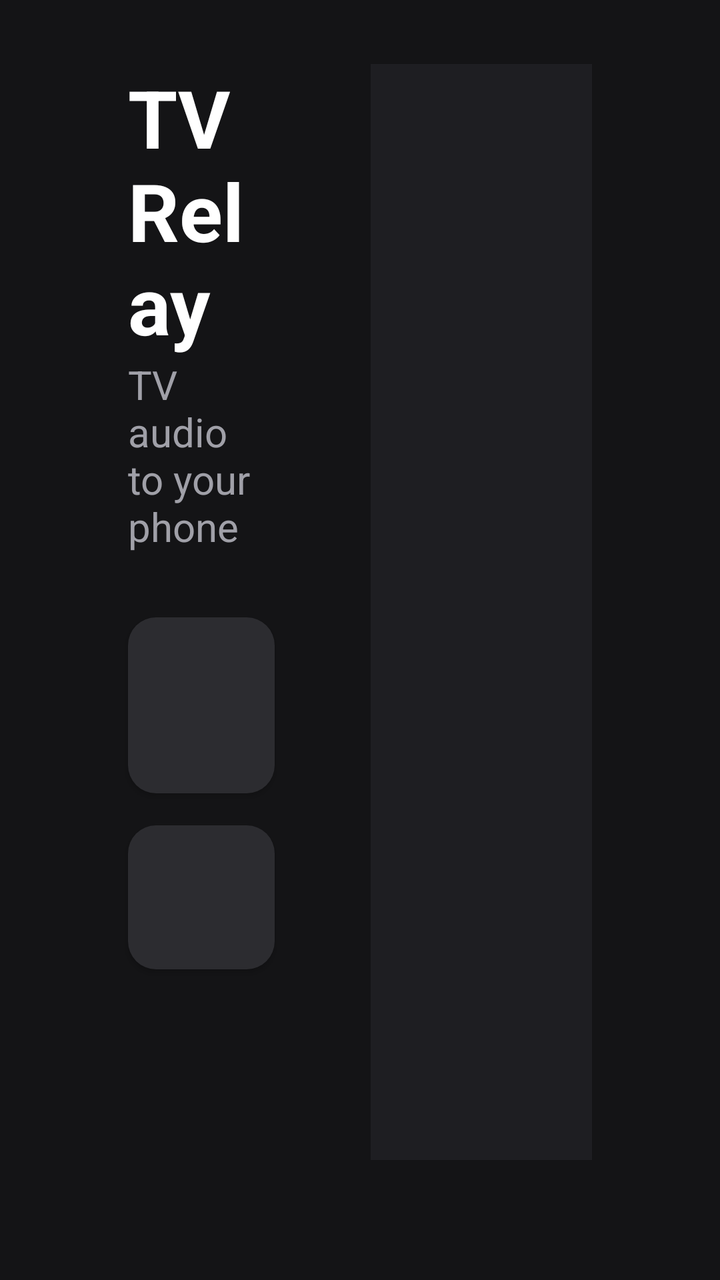
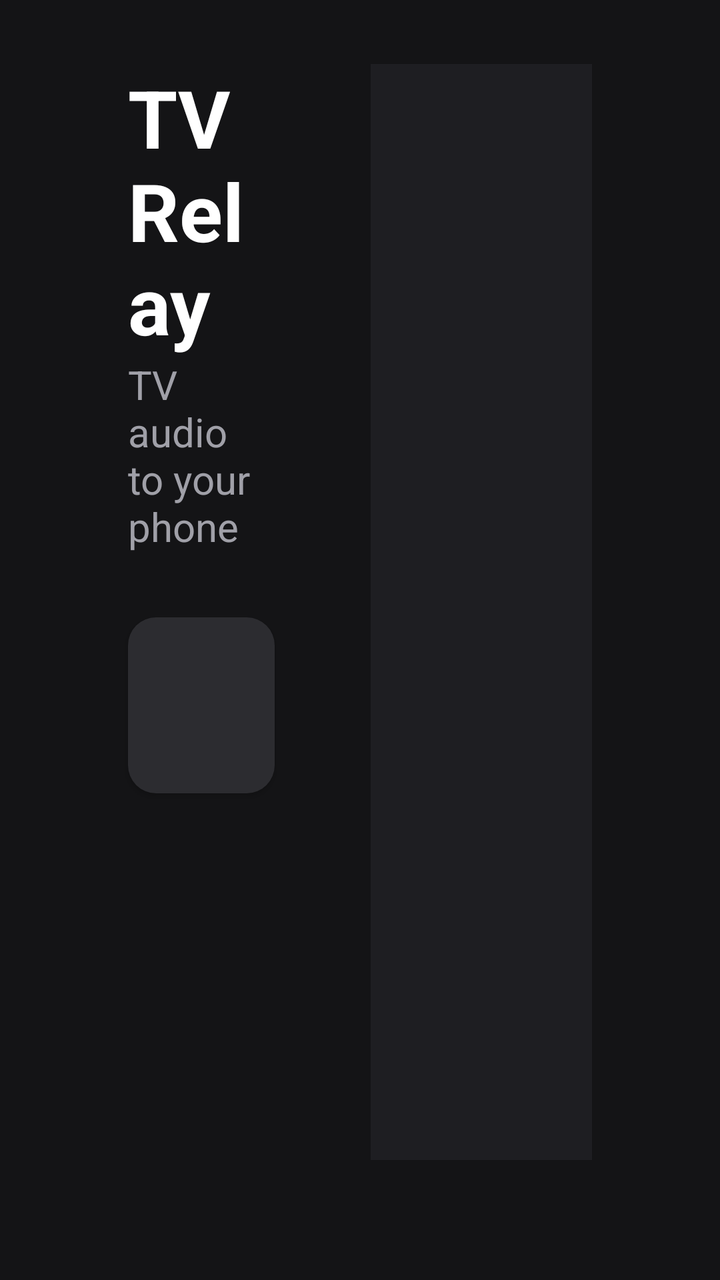

Before-and-after screenshots of an Android layout around one commit, followed by the original layout XML and the change that was made.
<!-- AndroidManifest.xml: activity theme android:Theme.DeviceDefault.NoActionBar -->
<!-- res/layout/activity_tv.xml -->
<?xml version="1.0" encoding="utf-8"?>
<FrameLayout xmlns:android="http://schemas.android.com/apk/res/android"
    android:layout_width="match_parent"
    android:layout_height="match_parent"
    android:background="#141416">

    <LinearLayout
        android:layout_width="match_parent"
        android:layout_height="match_parent"
        android:clipChildren="false"
        android:clipToPadding="false"
        android:orientation="horizontal"
        android:paddingLeft="64dp"
        android:paddingTop="32dp"
        android:paddingRight="64dp"
        android:paddingBottom="60dp">

        <LinearLayout
            android:layout_width="0dp"
            android:layout_height="match_parent"
            android:layout_weight="2"
            android:clipChildren="false"
            android:clipToPadding="false"
            android:orientation="vertical">

            <TextView
                android:layout_width="wrap_content"
                android:layout_height="wrap_content"
                android:text="@string/app_name"
                android:textColor="#FFFFFF"
                android:textSize="40sp"
                android:textStyle="bold" />

            <TextView
                android:layout_width="wrap_content"
                android:layout_height="wrap_content"
                android:layout_marginBottom="16dp"
                android:text="TV audio to your phone"
                android:textColor="#A0A0A8"
                android:textSize="20sp" />

            <Button
                android:id="@+id/toggle"
                style="@style/TvButton"
                android:minHeight="88dp"
                android:textSize="28sp"
                android:textStyle="bold" />

            
            <Button
                android:id="@+id/startMode"
                style="@style/TvButton" />
        </LinearLayout>

        <LinearLayout
            android:layout_width="0dp"
            android:layout_height="match_parent"
            android:layout_marginLeft="48dp"
            android:layout_weight="3"
            android:background="#1E1E22"
            android:orientation="vertical"
            android:padding="32dp">

            <TextView
                android:id="@+id/state"
                android:layout_width="match_parent"
                android:layout_height="wrap_content"
                android:textColor="#FFFFFF"
                android:textSize="34sp"
                android:textStyle="bold" />

            <TextView
                android:id="@+id/detail"
                android:layout_width="match_parent"
                android:layout_height="wrap_content"
                android:layout_marginTop="12dp"
                android:textColor="#C8C8D0"
                android:textSize="22sp" />

            <View
                android:layout_width="match_parent"
                android:layout_height="0dp"
                android:layout_weight="1" />

            <TextView
                android:id="@+id/hint"
                android:layout_width="match_parent"
                android:layout_height="wrap_content"
                android:textColor="#8E8E96"
                android:textSize="20sp" />
        </LinearLayout>
    </LinearLayout>

    <LinearLayout
        android:layout_width="wrap_content"
        android:layout_height="wrap_content"
        android:layout_gravity="bottom|start"
        android:layout_margin="8dp"
        android:orientation="horizontal">

        
        <TextView
            android:id="@+id/ip"
            android:layout_width="wrap_content"
            android:layout_height="wrap_content"
            android:paddingLeft="12dp"
            android:paddingTop="6dp"
            android:paddingRight="12dp"
            android:paddingBottom="6dp"
            android:textColor="#8E8E96"
            android:textSize="16sp" />

        
        <TextView
            android:id="@+id/kodi"
            android:layout_width="wrap_content"
            android:layout_height="wrap_content"
            android:layout_marginLeft="8dp"
            android:background="@drawable/tv_chip"
            android:focusable="true"
            android:paddingLeft="12dp"
            android:paddingTop="6dp"
            android:paddingRight="12dp"
            android:paddingBottom="6dp"
            android:textColor="@color/tv_chip_text"
            android:textSize="16sp" />
    </LinearLayout>

    
    <TextView
        android:id="@+id/version"
        android:layout_width="wrap_content"
        android:layout_height="wrap_content"
        android:layout_gravity="bottom|end"
        android:layout_margin="8dp"
        android:background="@drawable/tv_chip"
        android:paddingLeft="12dp"
        android:paddingTop="6dp"
        android:paddingRight="12dp"
        android:paddingBottom="6dp"
        android:textColor="@color/tv_chip_text"
        android:textSize="16sp" />
</FrameLayout>
<!-- resources referenced by this layout -->
<resources>
  <!-- drawable tv_chip (drawable) -->
  <?xml version="1.0" encoding="utf-8"?>
  <selector xmlns:android="http://schemas.android.com/apk/res/android">
      <item android:state_focused="true">
          <shape android:shape="rectangle">
              <corners android:radius="10dp" />
              <solid android:color="#3D8BFF" />
              <stroke android:width="2dp" android:color="#FFFFFF" />
          </shape>
      </item>
      <item android:drawable="@android:color/transparent" />
  </selector>
  <string name="app_name">TV Relay</string>
  <style name="TvButton">
          <item name="android:layout_width">match_parent</item>
          <item name="android:layout_height">wrap_content</item>
          <item name="android:layout_marginTop">16dp</item>
          <item name="android:minHeight">72dp</item>
          <item name="android:background">@drawable/tv_button</item>
          <item name="android:textColor">#FFFFFF</item>
          <item name="android:textSize">22sp</item>
          <item name="android:textAllCaps">false</item>
          <item name="android:paddingLeft">24dp</item>
          <item name="android:paddingRight">24dp</item>
          <item name="android:focusable">true</item>
      </style>
  <!-- drawable tv_button (drawable) -->
  <?xml version="1.0" encoding="utf-8"?>
  <selector xmlns:android="http://schemas.android.com/apk/res/android">
      <item android:state_focused="true">
          <shape android:shape="rectangle">
              <corners android:radius="14dp" />
              <solid android:color="#3D8BFF" />
              <stroke android:width="3dp" android:color="#FFFFFF" />
          </shape>
      </item>
      <item android:state_pressed="true">
          <shape android:shape="rectangle">
              <corners android:radius="14dp" />
              <solid android:color="#2A6AD0" />
          </shape>
      </item>
      <item>
          <shape android:shape="rectangle">
              <corners android:radius="14dp" />
              <solid android:color="#2C2C30" />
          </shape>
      </item>
  </selector>
</resources>

<!-- the commit's change to res/layout/activity_tv.xml (unified diff, before → after) -->
@@ -47,9 +47,19 @@
                 android:textStyle="bold" />
 
             
-            <Button
+            <TextView
                 android:id="@+id/startMode"
-                style="@style/TvButton" />
+                android:layout_width="wrap_content"
+                android:layout_height="wrap_content"
+                android:layout_marginTop="12dp"
+                android:background="@drawable/tv_chip"
+                android:focusable="true"
+                android:paddingLeft="12dp"
+                android:paddingTop="6dp"
+                android:paddingRight="12dp"
+                android:paddingBottom="6dp"
+                android:textColor="@color/tv_chip_text"
+                android:textSize="16sp" />
         </LinearLayout>
 
         <LinearLayout
